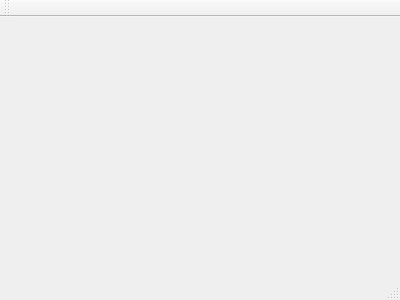
Qt form MainWindow.ui (Kaeseknacker/TodoApp) before a commit.
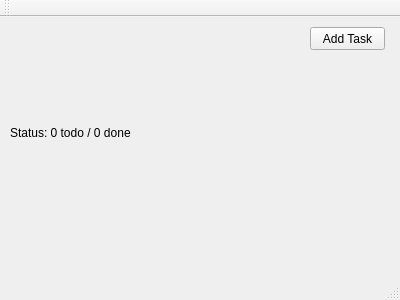
The same form after that commit.

Commit message: oberflaechenelemente hinzugefuegt

What changed in the file:
```diff
--- a/MainWindow.ui
+++ b/MainWindow.ui
@@ -12,13 +12,55 @@
   <property name="windowTitle" >
    <string>MainWindow</string>
   </property>
-  <widget class="QMenuBar" name="menuBar" />
-  <widget class="QToolBar" name="mainToolBar" />
-  <widget class="QWidget" name="centralWidget" />
-  <widget class="QStatusBar" name="statusBar" />
+  <widget class="QWidget" name="centralWidget">
+   <widget class="QLabel" name="statuLabel">
+    <property name="geometry">
+     <rect>
+      <x>10</x>
+      <y>10</y>
+      <width>281</width>
+      <height>211</height>
+     </rect>
+    </property>
+    <property name="text">
+     <string>Status: 0 todo / 0 done</string>
+    </property>
+   </widget>
+   <widget class="QPushButton" name="addTaskButton">
+    <property name="geometry">
+     <rect>
+      <x>310</x>
+      <y>10</y>
+      <width>75</width>
+      <height>23</height>
+     </rect>
+    </property>
+    <property name="text">
+     <string>Add Task</string>
+    </property>
+   </widget>
+  </widget>
+  <widget class="QMenuBar" name="menuBar">
+   <property name="geometry">
+    <rect>
+     <x>0</x>
+     <y>0</y>
+     <width>400</width>
+     <height>21</height>
+    </rect>
+   </property>
+  </widget>
+  <widget class="QToolBar" name="mainToolBar">
+   <attribute name="toolBarArea">
+    <enum>TopToolBarArea</enum>
+   </attribute>
+   <attribute name="toolBarBreak">
+    <bool>false</bool>
+   </attribute>
+  </widget>
+  <widget class="QStatusBar" name="statusBar"/>
  </widget>
- <layoutDefault spacing="6" margin="11" />
- <pixmapfunction></pixmapfunction>
+ <layoutdefault spacing="6" margin="11"/>
  <resources/>
  <connections/>
 </ui>
```
Left out of the diff: 7 changed lines with no effect on the pictures.
